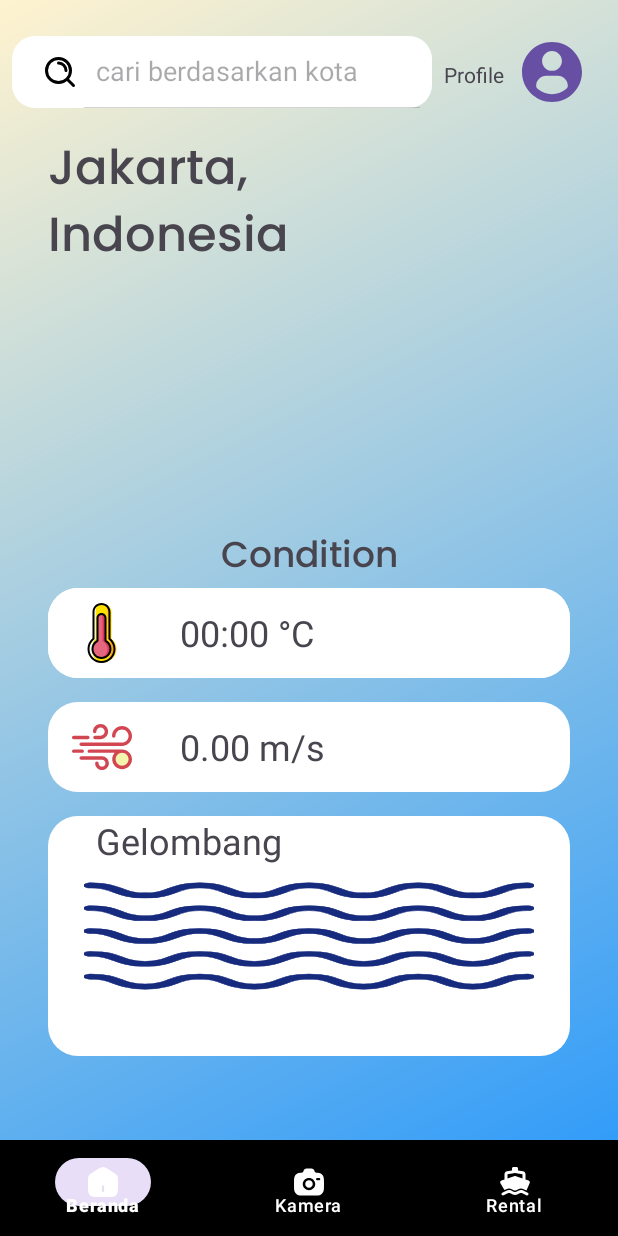
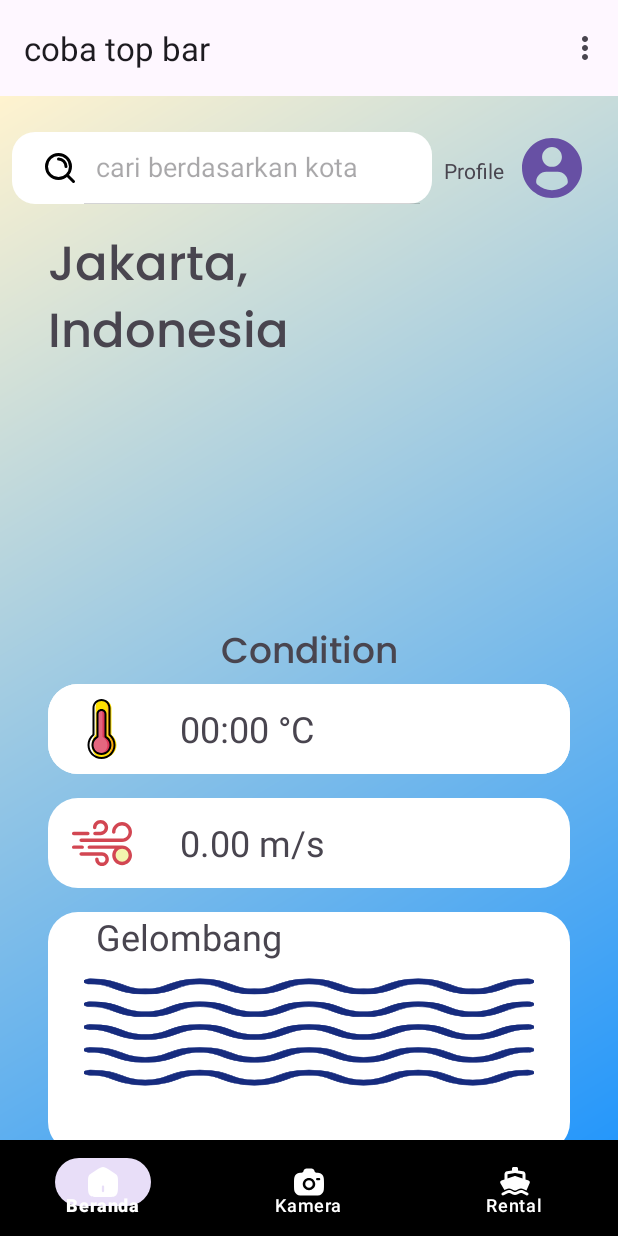
Before and after one commit to andisdwihartanto/Kenalikan-Bangkit-Capstone, an Android app: the MainActivity screen opened directly, with no data from a screen before it, on a phone screen of 412 x 824 dp. Run offline under Robolectric (Android 15) with nearby library versions, the phone set to English and light mode, and no system bars; 1 statement that could not run was skipped.

Commit message:
add top menu

```diff
--- a/MD/Kenalikan/app/src/main/java/com/dicoding/kenalikan/MainActivity.kt
+++ b/MD/Kenalikan/app/src/main/java/com/dicoding/kenalikan/MainActivity.kt
@@ -5,6 +5,7 @@ import android.os.Bundle
 import androidx.activity.viewModels
 import androidx.appcompat.app.AppCompatActivity
 import androidx.fragment.app.Fragment
+import com.dicoding.kenalikan.databinding.ActivityMainBinding
 import com.dicoding.kenalikan.fragment.CameraFragment
 import com.dicoding.kenalikan.fragment.HomeFragment
 import com.dicoding.kenalikan.fragment.RentFragment
@@ -13,6 +14,7 @@ import com.google.android.material.bottomnavigation.BottomNavigationView
 
 class MainActivity : AppCompatActivity() {
     private lateinit var bottomNavigationView: BottomNavigationView
+    private lateinit var binding: ActivityMainBinding
 
     private val viewModel by viewModels<MainViewModel> {
         ViewModelFactory.getInstance(this)
@@ -20,7 +22,8 @@ class MainActivity : AppCompatActivity() {
 
     override fun onCreate(savedInstanceState: Bundle?) {
         super.onCreate(savedInstanceState)
-        setContentView(R.layout.activity_main)
+        binding = ActivityMainBinding.inflate(layoutInflater)
+        setContentView(binding.root)
 
         viewModel.getSession().observe(this) { user ->
             if (!user.isLogin) {
@@ -29,27 +32,47 @@ class MainActivity : AppCompatActivity() {
             }
         }
 
+            binding.topAppBar.setOnMenuItemClickListener { menuItem ->
+            when (menuItem.itemId) {
+                R.id.idProfile -> {
+
+                    true
+                }
+                R.id.idKeluar -> {
+                    val intent = Intent(this, WelcomeActivity::class.java)
+                    startActivity(intent)
+                    true
+                }
+                else -> false
+            }
+        }
+
             bottomNavigationView = findViewById(R.id.bottomNav)
             bottomNavigationView.setOnItemSelectedListener { menuItem ->
-            when(menuItem.itemId) {
+                when (menuItem.itemId) {
                     R.id.idBeranda -> {
                         replaceFragment(HomeFragment())
                         true
                     }
+
                     R.id.idKamera -> {
                         replaceFragment(CameraFragment())
                         true
                     }
+
                     R.id.idRental -> {
                         replaceFragment(RentFragment())
                         true
                     }
+
                     else -> false
                 }
             }
             replaceFragment(HomeFragment())
         }
 
+
+
         private fun replaceFragment(fragment: Fragment) {
             supportFragmentManager.beginTransaction().replace(R.id.flContainer, fragment).commit()
         }
--- a/MD/Kenalikan/app/src/main/res/layout/activity_main.xml
+++ b/MD/Kenalikan/app/src/main/res/layout/activity_main.xml
@@ -9,8 +9,32 @@
 
     <FrameLayout
         android:id="@+id/flContainer"
+        android:layout_width="0dp"
+        android:layout_height="0dp"
+        app:layout_constraintEnd_toEndOf="parent"
+        app:layout_constraintStart_toStartOf="parent"
+        app:layout_constraintTop_toBottomOf="@+id/topAppBarLayout"
+        app:layout_constraintBottom_toTopOf="@+id/bottomNav"/>
+
+    <com.google.android.material.appbar.AppBarLayout
+        android:id="@+id/topAppBarLayout"
         android:layout_width="match_parent"
-        android:layout_height="match_parent"/>
+        android:layout_height="wrap_content"
+        app:layout_constraintEnd_toEndOf="parent"
+        app:layout_constraintStart_toStartOf="parent"
+        app:layout_constraintTop_toTopOf="parent">
+
+        <com.google.android.material.appbar.MaterialToolbar
+            android:id="@+id/topAppBar"
+            android:layout_width="match_parent"
+            android:layout_height="wrap_content"
+            android:minHeight="?attr/actionBarSize"
+            app:menu="@menu/top_menu"
+            app:title="coba top bar" />
+
+    </com.google.android.material.appbar.AppBarLayout>
+
+
 
     <com.google.android.material.bottomnavigation.BottomNavigationView
         android:id="@+id/bottomNav"
--- /dev/null
+++ b/MD/Kenalikan/app/src/main/res/menu/top_menu.xml
@@ -0,0 +1,12 @@
+<?xml version="1.0" encoding="utf-8"?>
+<menu xmlns:android="http://schemas.android.com/apk/res/android">
+
+    <item
+    android:id="@+id/idProfile"
+    android:title="Profile"/>
+    <item
+        android:id="@+id/idKeluar"
+        android:title="Keluar"
+        />
+
+</menu>
```
Lines whose indentation alone changed are shown as unchanged.
